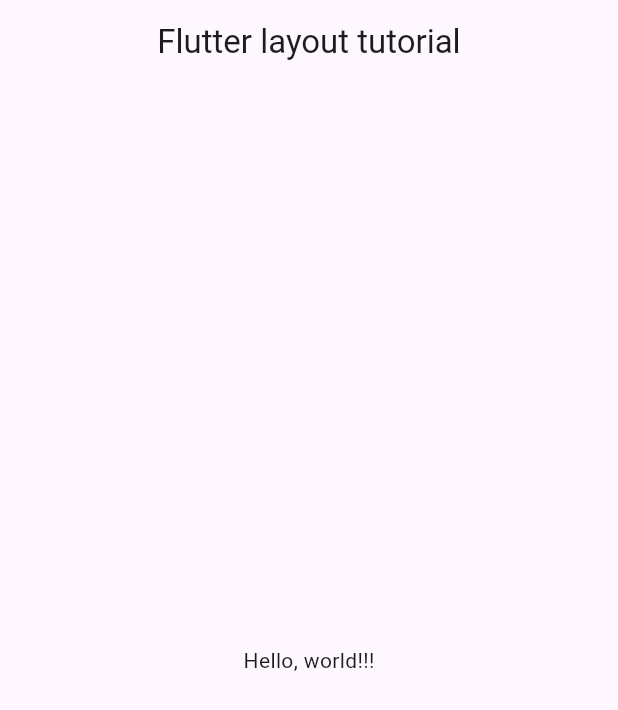
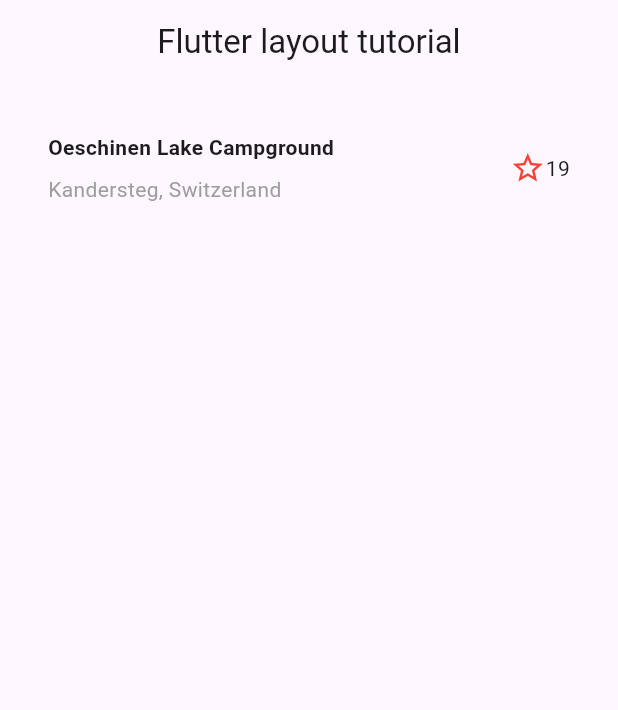
Before and after one commit to li-kuan-gi/flutter-layout-tutorial, a Flutter app: the screen it shows after launch, on a phone screen of 412 x 824 dp. Shown: the top 710 px of the screen. Run offline on Flutter 3.47's test engine with Material 3 defaults, Android fonts, the phone set to English and light mode, and no system bars.

Commit message:
add title section

```diff
--- a/lib/main.dart
+++ b/lib/main.dart
@@ -1,4 +1,5 @@
 import 'package:flutter/material.dart';
+import 'package:myapp/title_section.dart';
 
 void main() {
   runApp(const MyApp());
@@ -18,8 +19,17 @@ class MyApp extends StatelessWidget {
             child: Text(appTitle),
           ),
         ),
-        body: const Center(
-          child: Text('Hello, world!!!'),
+        body: const SingleChildScrollView(
+          child: Column(
+            children: [
+              TitleSection(
+                name: 'Oeschinen Lake Campground',
+                location: 'Kandersteg, Switzerland',
+                isFavorite: false,
+                totalFavorites: 19,
+              ),
+            ],
+          ),
         ),
       ),
     );
--- /dev/null
+++ b/lib/title_section.dart
@@ -0,0 +1,49 @@
+import 'package:flutter/material.dart';
+
+class TitleSection extends StatelessWidget {
+  const TitleSection(
+      {super.key,
+      required this.name,
+      required this.location,
+      required this.isFavorite,
+      required this.totalFavorites});
+
+  final String name;
+  final String location;
+  final bool isFavorite;
+  final int totalFavorites;
+
+  @override
+  Widget build(BuildContext context) {
+    return Padding(
+      padding: const EdgeInsets.all(32),
+      child: Row(
+        children: [
+          Expanded(
+            child: Column(
+              crossAxisAlignment: CrossAxisAlignment.start,
+              children: [
+                Padding(
+                  padding: const EdgeInsets.only(bottom: 8),
+                  child: Text(
+                    name,
+                    style: const TextStyle(fontWeight: FontWeight.bold),
+                  ),
+                ),
+                Text(
+                  location,
+                  style: TextStyle(color: Colors.grey[500]),
+                ),
+              ],
+            ),
+          ),
+          Icon(
+            isFavorite ? Icons.star : Icons.star_border,
+            color: Colors.red,
+          ),
+          Text(totalFavorites.toString()),
+        ],
+      ),
+    );
+  }
+}
```
